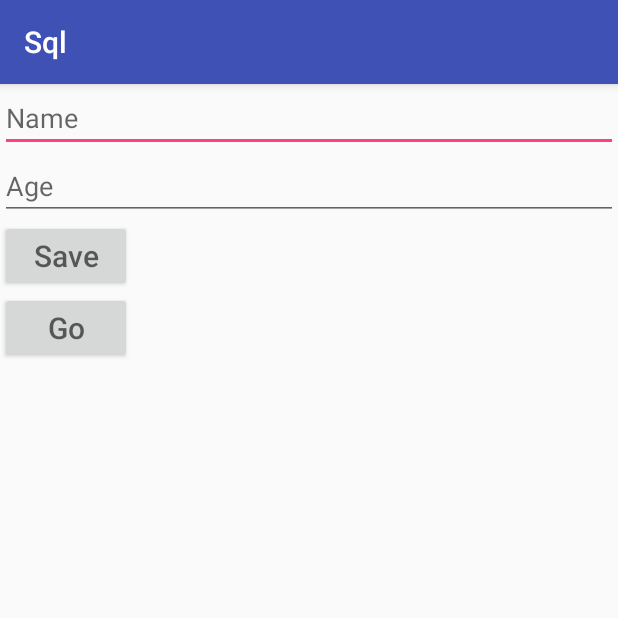
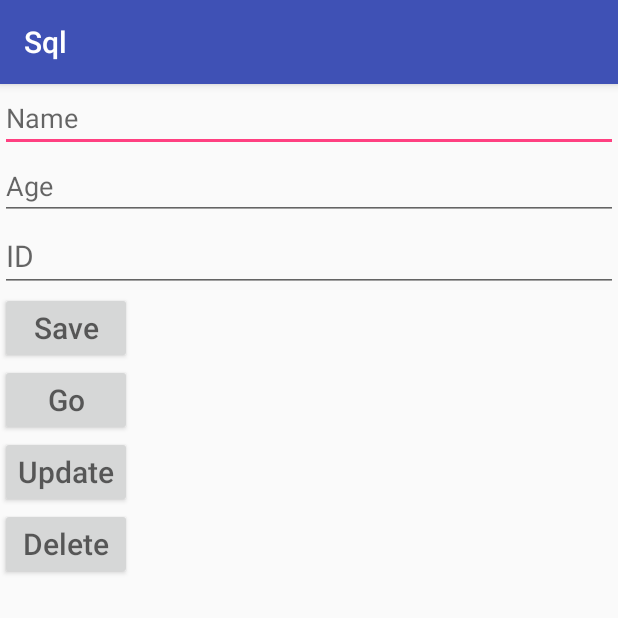
Before and after one commit to gmovsissian/Sql, an Android app: the screen it shows after launch (MainActivity), on a phone screen of 412 x 824 dp, the top half of it. Run offline under Robolectric (Android 15) with nearby library versions, the phone set to English and light mode, and no system bars.

Commit message:
final sql

```diff
--- a/app/src/main/java/com/example/student/sql/Main2Activity.java
+++ b/app/src/main/java/com/example/student/sql/Main2Activity.java
@@ -29,6 +29,7 @@ public class Main2Activity extends AppCompatActivity {
                    stringBuilder.append("Id "+cursor.getString(0)+"\n");
                    stringBuilder.append("Name "+cursor.getString(1)+"\n");
                    stringBuilder.append("Age "+cursor.getString(2)+"\n");
+
                }
                textview.setText(stringBuilder);
            }
--- a/app/src/main/java/com/example/student/sql/MainActivity.java
+++ b/app/src/main/java/com/example/student/sql/MainActivity.java
@@ -13,6 +13,9 @@ EditText nametext;
 EditText agetext;
 Button save;
 Button go;
+EditText idtext;
+Button update;
+Button delete;
     @Override
     protected void onCreate(Bundle savedInstanceState) {
         super.onCreate(savedInstanceState);
@@ -21,6 +24,9 @@ Button go;
         agetext=findViewById(R.id.age);
         save=findViewById(R.id.save);
         go=findViewById(R.id.go);
+        idtext=findViewById(R.id.id);
+        update=findViewById(R.id.update);
+        delete=findViewById(R.id.delete);
         final DbHelper dbHelper=new DbHelper(this);
         save.setOnClickListener(new View.OnClickListener() {
             @Override
@@ -42,6 +48,21 @@ Button go;
                 startActivity(intent);
             }
         });
-
+        update.setOnClickListener(new View.OnClickListener() {
+            @Override
+            public void onClick(View view) {
+                String name=nametext.getText().toString();
+                String age=agetext.getText().toString();
+                String id=idtext.getText().toString();
+                dbHelper.myupdate(id,name,age);
+            }
+        });
+        delete.setOnClickListener(new View.OnClickListener() {
+            @Override
+            public void onClick(View view) {
+                String id=idtext.getText().toString();
+                dbHelper.mydelete(id);
+            }
+        });
     }
 }
--- a/app/src/main/res/layout/activity_main.xml
+++ b/app/src/main/res/layout/activity_main.xml
@@ -20,13 +20,20 @@
         android:layout_below="@id/name"
         android:hint="Age"
         />
+    <EditText
+        android:layout_width="match_parent"
+        android:layout_height="wrap_content"
+        android:layout_below="@id/age"
+        android:id="@+id/id"
+        android:hint="ID"
+        android:textSize="20dp"/>
     <Button
         android:layout_width="wrap_content"
         android:layout_height="wrap_content"
         android:id="@+id/save"
         android:hint="Save"
         android:textSize="20dp"
-        android:layout_below="@id/age"/>
+        android:layout_below="@id/id"/>
     <Button
         android:layout_width="wrap_content"
         android:layout_height="wrap_content"
@@ -34,5 +41,20 @@
         android:textSize="20dp"
         android:layout_below="@id/save"
         android:id="@+id/go"/>
+    <Button
+        android:layout_width="wrap_content"
+        android:layout_height="wrap_content"
+        android:layout_below="@id/go"
+        android:id="@+id/update"
+        android:hint="Update"
+        android:textSize="20dp"/>
+    <Button
+        android:layout_width="wrap_content"
+        android:layout_height="wrap_content"
+        android:hint="Delete"
+        android:layout_below="@id/update"
+        android:id="@+id/delete"
+        android:textSize="20dp"/>
+
 
 </RelativeLayout>
```
Also changed, not shown: app/src/main/java/com/example/student/sql/DbHelper.java (+19 -0 lines).
